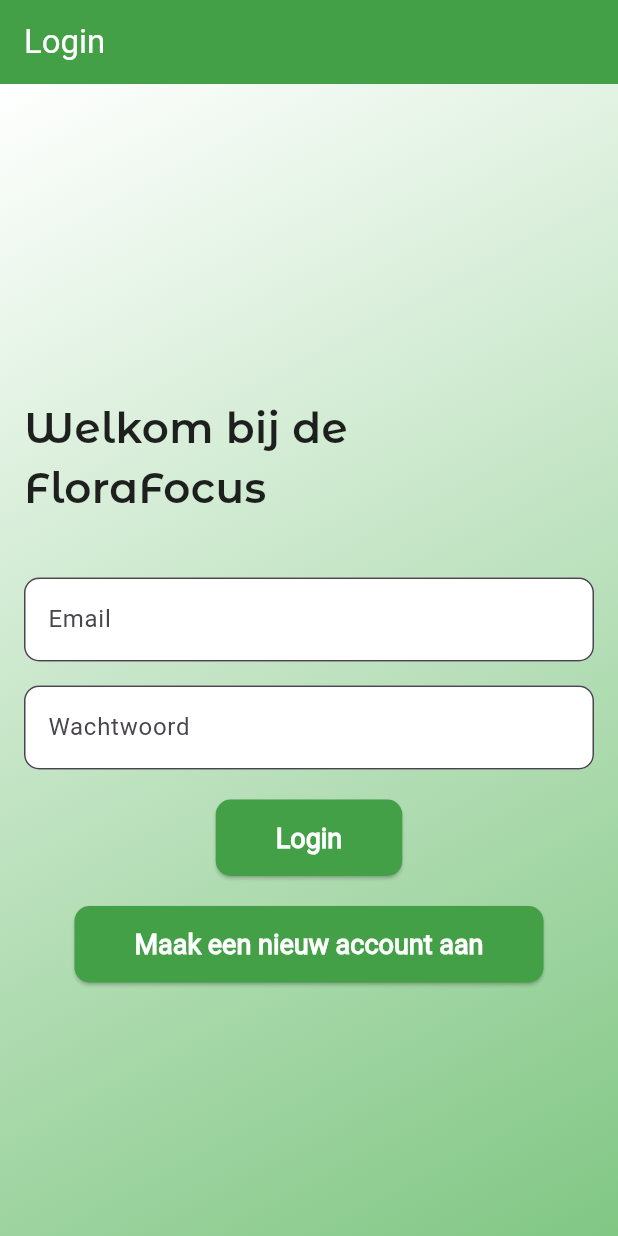
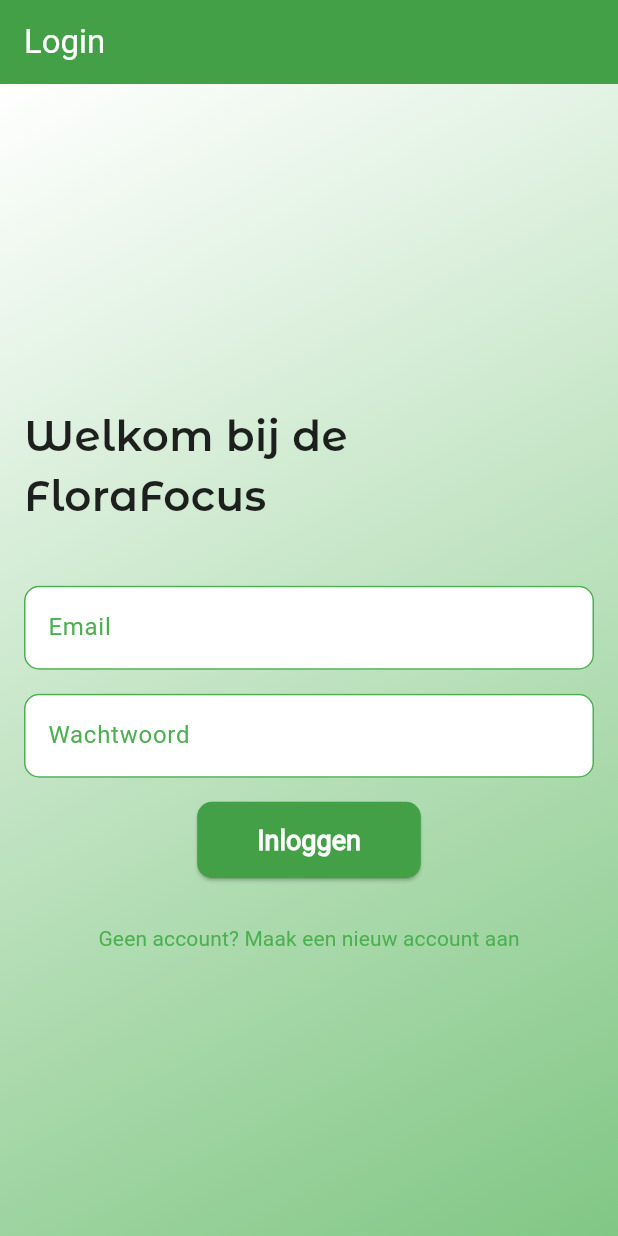
Before and after one commit to TomGijsbers/florafocus, a Flutter app: the screen it shows after launch, on a phone screen of 412 x 824 dp. Run offline on Flutter 3.47's test engine with Material 3 defaults, Android fonts, the light colour scheme and no system bars; missing offline and left inert: flutter_unity_widget; project files that could hold a hidden picture were left out.

Commit message:
login validate + title

```diff
--- a/lib/pages/leaderboard_page.dart
+++ b/lib/pages/leaderboard_page.dart
@@ -54,11 +54,11 @@ class _LeaderboardPageState extends State<LeaderboardPage> {
         title: const Text(
           "Klassement", // Titel van de pagina
           style: TextStyle(
-              fontFamily: 'Roboto',
+              fontFamily: 'Montserrat',
+              fontWeight: FontWeight.bold,
               color: Colors.white), // Gebruik Roboto voor de titel
         ),
         backgroundColor: Colors.green[700], // Achtergrondkleur van de appbalk
-        centerTitle: true, // Centreer de titel
       ),
       // Als er een foutboodschap is, toon die in het midden van de pagina
       body: _errorMessage.isNotEmpty
--- a/lib/pages/login_page.dart
+++ b/lib/pages/login_page.dart
@@ -15,15 +15,56 @@ class LoginPage extends StatefulWidget {
 
 class _LoginPageState extends State<LoginPage> {
   final ApiService apiService = ApiService();
+  final GlobalKey<FormState> _formKey = GlobalKey<FormState>();
   final TextEditingController emailController = TextEditingController();
   final TextEditingController passwordController = TextEditingController();
 
-  // Controllers for new account creation
+  final GlobalKey<FormState> _createAccountFormKey = GlobalKey<FormState>();
   final TextEditingController newEmailController = TextEditingController();
   final TextEditingController newNameController = TextEditingController();
   final TextEditingController newPasswordController = TextEditingController();
 
+  String? _validateEmail(String? value) {
+    if (value == null || value.isEmpty) {
+      return 'Voer een e-mailadres in';
+    } else if (!_isValidEmail(value)) {
+      return 'Ongeldig e-mailadres';
+    }
+    return null;
+  }
+
+  String? _validatePassword(String? value) {
+    if (value == null || value.isEmpty) {
+      return 'Voer een wachtwoord in';
+    }
+    return null;
+  }
+
+  String? _validateNewPassword(String? value) {
+    if (value == null || value.isEmpty) {
+      return 'Voer een wachtwoord in';
+    } else if (value.length < 6) {
+      return 'Wachtwoord moet minimaal 6 tekens bevatten';
+    }
+    return null;
+  }
+
+  String? _validateName(String? value) {
+    if (value == null || value.isEmpty) {
+      return 'Voer een naam in';
+    }
+    return null;
+  }
+
+  bool _isValidEmail(String email) {
+    final RegExp emailRegex = RegExp(
+      r'^[a-zA-Z0-9._%+-]+@[a-zA-Z0-9.-]+\.[a-zA-Z]{2,}$',
+    );
+    return emailRegex.hasMatch(email);
+  }
+
   void _login() async {
+    if (_formKey.currentState?.validate() ?? false) {
       String email = emailController.text;
       String password = passwordController.text;
 
@@ -43,28 +84,16 @@ class _LoginPageState extends State<LoginPage> {
         );
       }
     }
-
-  bool _isValidEmail(String email) {
-    final RegExp emailRegex = RegExp(
-      r'^[a-zA-Z0-9._%+-]+@[a-zA-Z0-9.-]+\.[a-zA-Z]{2,}$',
-    );
-    return emailRegex.hasMatch(email);
   }
 
   void _createAccount() async {
+    if (_createAccountFormKey.currentState?.validate() ?? false) {
       String email = newEmailController.text;
       String name = newNameController.text;
       String password = newPasswordController.text;
 
-    if (!_isValidEmail(email)) {
-      ScaffoldMessenger.of(context).showSnackBar(
-        const SnackBar(content: Text('Ongeldig e-mailadres.')),
-      );
-      return;
-    }
-
       var response = await http.post(
-      Uri.parse('http://docker.taile0d53a.ts.net:8084/users'), // Updated URL
+        Uri.parse('http://docker.taile0d53a.ts.net:8084/users'),
         headers: <String, String>{
           'Content-Type': 'application/json; charset=UTF-8',
         },
@@ -78,14 +107,16 @@ class _LoginPageState extends State<LoginPage> {
       if (response.statusCode == 200) {
         ScaffoldMessenger.of(context).showSnackBar(
           const SnackBar(
-            content: Text(
-                'Account succesvol aangemaakt. Log in om verder te gaan.')),
+            content:
+                Text('Account succesvol aangemaakt. Log in om verder te gaan.'),
+          ),
         );
-      Navigator.of(context).pop(); // Close the create account dialog
+        Navigator.of(context).pop();
       } else {
         ScaffoldMessenger.of(context).showSnackBar(
           const SnackBar(content: Text('Account aanmaken mislukt.')),
         );
+      }
     }
   }
 
@@ -96,25 +127,31 @@ class _LoginPageState extends State<LoginPage> {
         return AlertDialog(
           title: const Text('Maak een nieuw account aan'),
           content: SingleChildScrollView(
+            child: Form(
+              key: _createAccountFormKey,
               child: Column(
                 mainAxisSize: MainAxisSize.min,
                 children: [
                   LoginTextField(
                     label: "Email",
                     controller: newEmailController,
+                    validator: _validateEmail,
                   ),
                   const SizedBox(height: 16),
                   LoginTextField(
                     label: "Naam",
                     controller: newNameController,
+                    validator: _validateName,
                   ),
                   const SizedBox(height: 16),
                   LoginTextField(
                     label: "Wachtwoord",
                     obscureText: true,
                     controller: newPasswordController,
+                    validator: _validateNewPassword,
                   ),
                 ],
+              ),
             ),
           ),
           actions: [
@@ -175,6 +212,8 @@ class _LoginPageState extends State<LoginPage> {
         padding: const EdgeInsets.all(16.0),
         child: Center(
           child: SingleChildScrollView(
+            child: Form(
+              key: _formKey,
               child: Column(
                 mainAxisAlignment: MainAxisAlignment.center,
                 crossAxisAlignment: CrossAxisAlignment.center,
@@ -193,14 +232,16 @@ class _LoginPageState extends State<LoginPage> {
                   LoginTextField(
                     label: "Email",
                     controller: emailController,
+                    validator: _validateEmail,
                   ),
                   const SizedBox(height: 16),
                   LoginTextField(
                     label: "Wachtwoord",
                     obscureText: true,
                     controller: passwordController,
+                    validator: _validatePassword,
                   ),
-                const SizedBox(height: 20),
+                  const SizedBox(height: 16),
                   ElevatedButton(
                     onPressed: _login,
                     style: ElevatedButton.styleFrom(
@@ -217,29 +258,16 @@ class _LoginPageState extends State<LoginPage> {
                       ),
                     ),
                     child: const Text(
-                    "Login",
+                      'Inloggen',
                       style: TextStyle(color: Colors.white),
                     ),
                   ),
-                const SizedBox(height: 20),
-                ElevatedButton(
+                  const SizedBox(height: 16),
+                  TextButton(
                     onPressed: _showCreateAccountDialog,
-                  style: ElevatedButton.styleFrom(
-                    backgroundColor: Colors.green[600],
-                    padding: const EdgeInsets.symmetric(
-                        horizontal: 40, vertical: 15),
-                    shape: RoundedRectangleBorder(
-                      borderRadius: BorderRadius.circular(10),
-                    ),
-                    textStyle: const TextStyle(
-                      fontSize: 18,
-                      fontWeight: FontWeight.bold,
-                      fontFamily: 'Roboto',
-                    ),
-                  ),
                     child: const Text(
-                    "Maak een nieuw account aan",
-                    style: TextStyle(color: Colors.white),
+                      'Geen account? Maak een nieuw account aan',
+                      style: TextStyle(color: Colors.green),
                     ),
                   ),
                 ],
@@ -247,6 +275,7 @@ class _LoginPageState extends State<LoginPage> {
             ),
           ),
         ),
+      ),
     );
   }
 }
--- a/lib/pages/stats_page.dart
+++ b/lib/pages/stats_page.dart
@@ -29,7 +29,10 @@ class _StatisticsPageState extends State<StatisticsPage> {
     return Scaffold(
       appBar: AppBar(
         title: const Text('Statistieken',
-            style: TextStyle(fontFamily: 'Roboto', color: Colors.white)),
+            style: TextStyle(
+                fontFamily: 'Montserrat',
+                fontWeight: FontWeight.bold,
+                color: Colors.white)),
         backgroundColor: Colors.green[700],
       ),
       body: Padding(
--- a/lib/widgets/login_text.dart
+++ b/lib/widgets/login_text.dart
@@ -5,28 +5,48 @@ class LoginTextField extends StatelessWidget {
   final bool
       obscureText; // Of de ingevoerde tekst verborgen moet zijn (bij wachtwoorden)
   final TextEditingController controller; // De controller die de invoer beheert
+  final FormFieldValidator<String>?
+      validator; // Validator functie voor het invoerveld
 
   const LoginTextField({
     required this.label, // Label is verplicht
     this.obscureText = false, // Standaard is de tekst niet verborgen
     required this.controller, // Controller is verplicht
+    this.validator, // Validator is optioneel
     Key? key,
   }) : super(key: key);
 
   @override
   Widget build(BuildContext context) {
-    return TextField(
+    return TextFormField(
       controller: controller, // Controller voor het invoerveld
       decoration: InputDecoration(
         labelText: label, // Het label dat boven het veld wordt weergegeven
-        border: OutlineInputBorder(
-          borderRadius:
-              BorderRadius.circular(10), // Afgeronde hoeken van het veld
+        labelStyle: const TextStyle(
+          color: Colors.green,
+          fontWeight: FontWeight.normal,
+        ),
+        enabledBorder: OutlineInputBorder(
+          borderSide: const BorderSide(color: Colors.green, width: 1.0),
+          borderRadius: BorderRadius.circular(10.0),
+        ),
+        focusedBorder: OutlineInputBorder(
+          borderSide: const BorderSide(color: Colors.green, width: 1.0),
+          borderRadius: BorderRadius.circular(10.0),
+        ),
+        errorBorder: OutlineInputBorder(
+          borderSide: const BorderSide(color: Colors.red, width: 1.0),
+          borderRadius: BorderRadius.circular(10.0),
+        ),
+        focusedErrorBorder: OutlineInputBorder(
+          borderSide: const BorderSide(color: Colors.red, width: 1.0),
+          borderRadius: BorderRadius.circular(10.0),
         ),
         filled: true, // Achtergrond invullen
         fillColor: Colors.white, // Kleur van het veld
       ),
       obscureText: obscureText, // Verberg de tekst als het wachtwoord is
+      validator: validator, // Gebruik de validator als die is gedefinieerd
     );
   }
 }
```
Lines whose indentation alone changed are shown as unchanged.
